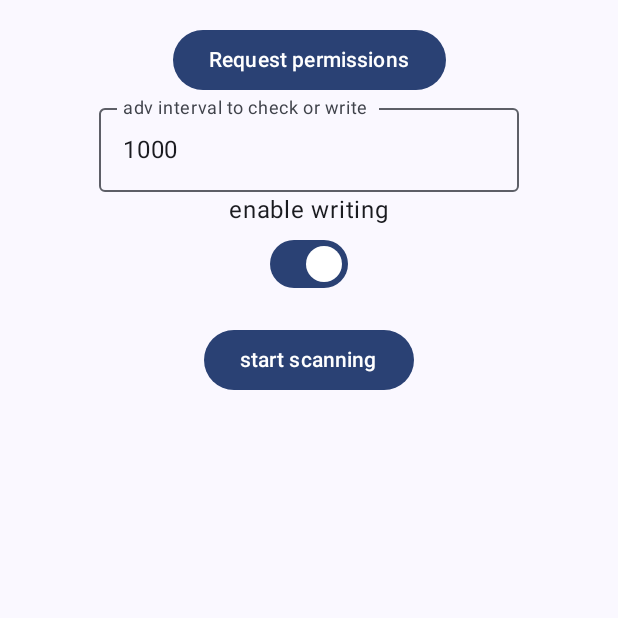
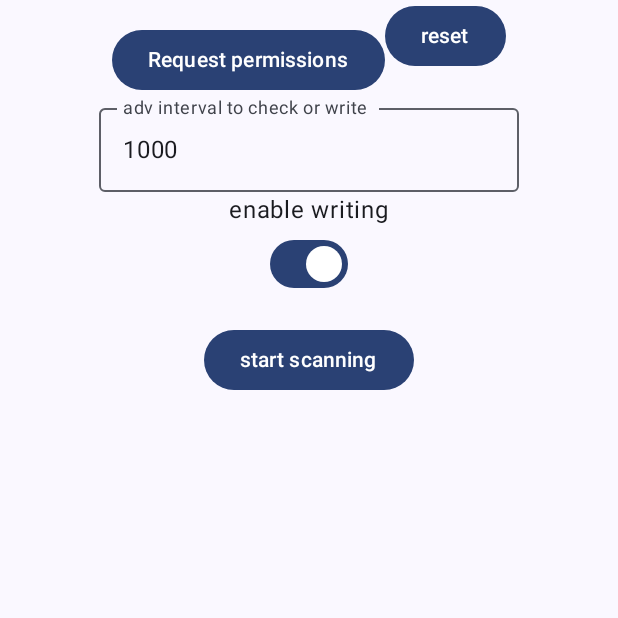
Before and after one commit to jappeace/kbeacon-ota-tool, an Android app built with Jetpack Compose: the screen it shows after launch (MainActivity), on a phone screen of 412 x 824 dp, the top half of it. Run offline under Robolectric (Android 15) with nearby library versions, the phone set to English and light mode, and no system bars; libraries missing offline, so code that uses them is left out: com.kkmcn.kbeaconlib2; 4 statements that could not run were skipped.

Commit message:
I don't know what any of this is

```diff
--- a/app/src/main/java/com/example/kbeaconpro/MainActivity.kt
+++ b/app/src/main/java/com/example/kbeaconpro/MainActivity.kt
@@ -17,6 +17,7 @@ import androidx.compose.foundation.layout.fillMaxSize
 import androidx.compose.foundation.layout.padding
 import androidx.compose.foundation.lazy.LazyColumn
 import androidx.compose.foundation.lazy.items
+import androidx.compose.foundation.lazy.itemsIndexed
 import androidx.compose.foundation.text.KeyboardOptions
 import androidx.compose.material3.Button
 import androidx.compose.material3.OutlinedTextField
@@ -51,12 +52,14 @@ import kotlinx.coroutines.delay
 import kotlinx.coroutines.launch
 import kotlinx.coroutines.withContext
 import java.util.concurrent.LinkedBlockingQueue
-
+import androidx.compose.runtime.getValue
+import androidx.compose.runtime.mutableStateOf
+import androidx.compose.runtime.setValue
 
 class MainActivity : ComponentActivity() {
     val TAG="MainActivity"
     var beaconManager: KBeaconsMgr? = null
-    var advPeriod : Float = 1000.0F
+    var advPeriod : Float by mutableStateOf(1000.0F)
     var isWriting : Boolean = true
     var sendLogUri : String = "";
 
@@ -67,7 +70,7 @@ class MainActivity : ComponentActivity() {
         val queue = LinkedBlockingQueue<KBeacon>(50);
         val resultQueue = LinkedBlockingQueue<BeaconResult>(10);
         val doneReport = LinkedBlockingQueue<BeaconResult>(10);
-
+        val me = this;
         setContent {
             KbeaconproTheme {
                 Scaffold(modifier = Modifier.fillMaxSize()) { innerPadding ->
@@ -78,7 +81,7 @@ class MainActivity : ComponentActivity() {
                 horizontalAlignment = Alignment.CenterHorizontally,
                 verticalArrangement = Arrangement.Center
             ) {
-
+                Row() {
                     Button(
                         onClick = {
                             Log.d(TAG, "requesting permissions")
@@ -88,9 +91,18 @@ class MainActivity : ComponentActivity() {
                     ) {
                         Text("Request permissions")
                     }
+                    Button(
+                        onClick = {
+                            me.recreate()
+                        }
+                    ){
+                        Text("reset")
+                    }
+                }
                 NumberInputField(onValueChange = {input ->
                     Log.d(TAG, "tax val" + input)
                     advPeriod =  input.toFloat()
+
                 })
                 Text("enable writing")
                 SwitchMinimal(onValueChange = { input -> isWriting = input }, onUriChange = { input -> sendLogUri = input })
@@ -213,7 +225,6 @@ fun ShowMacResults(
     expectedAdvPeriod : Float,
 ){
     val resultState = remember { mutableStateListOf<BeaconResult>() }
-    val expectedAdd = remember { mutableStateOf(expectedAdvPeriod) }
     LaunchedEffect(Unit) {
         while (true) {
 
@@ -230,22 +241,29 @@ fun ShowMacResults(
                 .fillMaxSize(),
             contentPadding = PaddingValues(16.dp)
         ) {
-            items(resultState) { message ->
+            itemsIndexed(resultState) { index, message ->
                 var battColor = Color.Black;
+                var labelColor = Color.Black;
                 if (message.batteryPercent < 95){
                     battColor = Color.Red;
+                    labelColor = Color.Red;
                 }
                 var advColor = Color.Black
-                if (message.advPeriod != expectedAdd.value){
+                if (message.advPeriod != expectedAdvPeriod){
                     advColor = Color.Red
+                    labelColor = Color.Red;
                 }
-                Row(horizontalArrangement = Arrangement.SpaceBetween){
+                Row(
+                    modifier = Modifier.fillParentMaxWidth(),
+                    horizontalArrangement = Arrangement.SpaceBetween
+                ){
                     Text(
-                    text = message.name,
-                    modifier = Modifier.padding( horizontal = 5.dp)
+                    text = (index + 1).toString() + " " + message.name,
+                    color = labelColor
                 )
                     Text(
-                        text = "adv: " + message.advPeriod.toString()
+                        text = "adv: " + message.advPeriod.toString(),
+                        color = advColor
                     )
                     Text(
                         text = "batt: " + message.batteryPercent.toString(),
```
Lines whose indentation alone changed are shown as unchanged.
